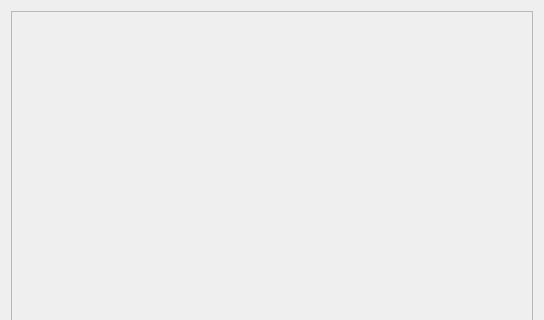
Old version of the form qtdesignerfiles/bracket_widget.ui in the repository Unknown22/Tournament-Manager; both pictures show x 0 to 544 and y 0 to 320 of the 544 by 493 pixel window.
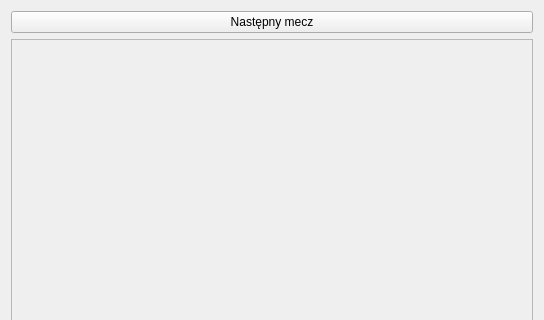
New version of the form.

The edit to the form file:
```diff
--- a/qtdesignerfiles/bracket_widget.ui
+++ b/qtdesignerfiles/bracket_widget.ui
@@ -14,7 +14,7 @@
    <string>Form</string>
   </property>
   <layout class="QGridLayout" name="gridLayout">
-   <item row="0" column="0">
+   <item row="1" column="0">
     <widget class="QScrollArea" name="scrollArea">
      <property name="widgetResizable">
       <bool>true</bool>
@@ -25,7 +25,7 @@
         <x>0</x>
         <y>0</y>
         <width>524</width>
-        <height>473</height>
+        <height>444</height>
        </rect>
       </property>
       <layout class="QGridLayout" name="gridLayout_3">
@@ -36,6 +36,13 @@
      </widget>
     </widget>
    </item>
+   <item row="0" column="0">
+    <widget class="QPushButton" name="pushButton">
+     <property name="text">
+      <string>Następny mecz</string>
+     </property>
+    </widget>
+   </item>
   </layout>
  </widget>
  <resources/>
```
